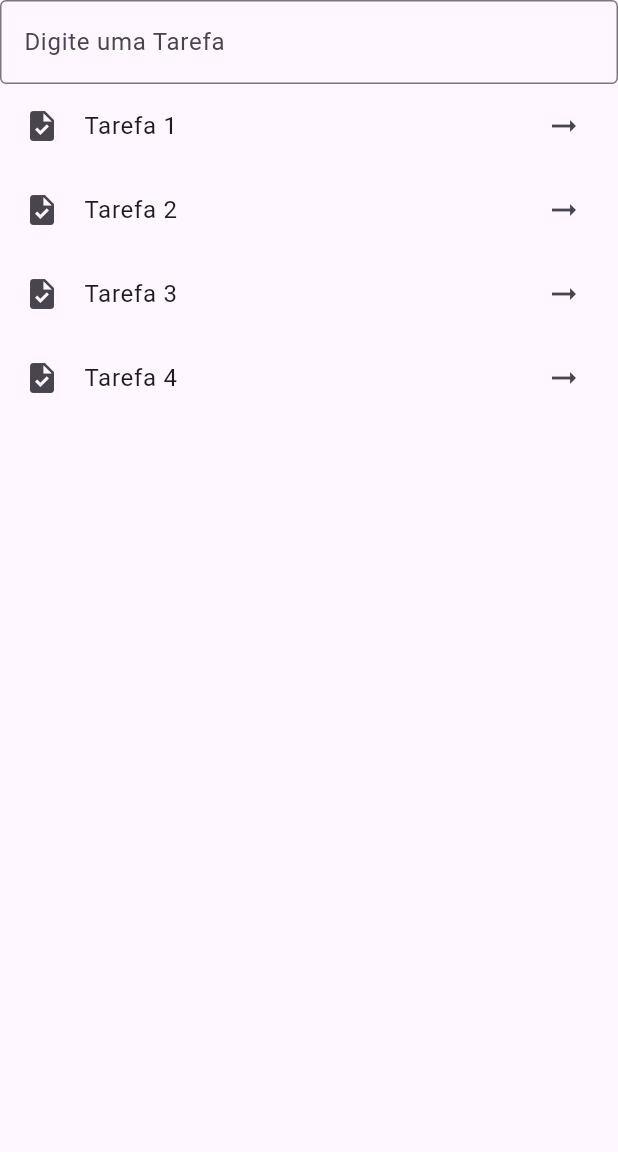
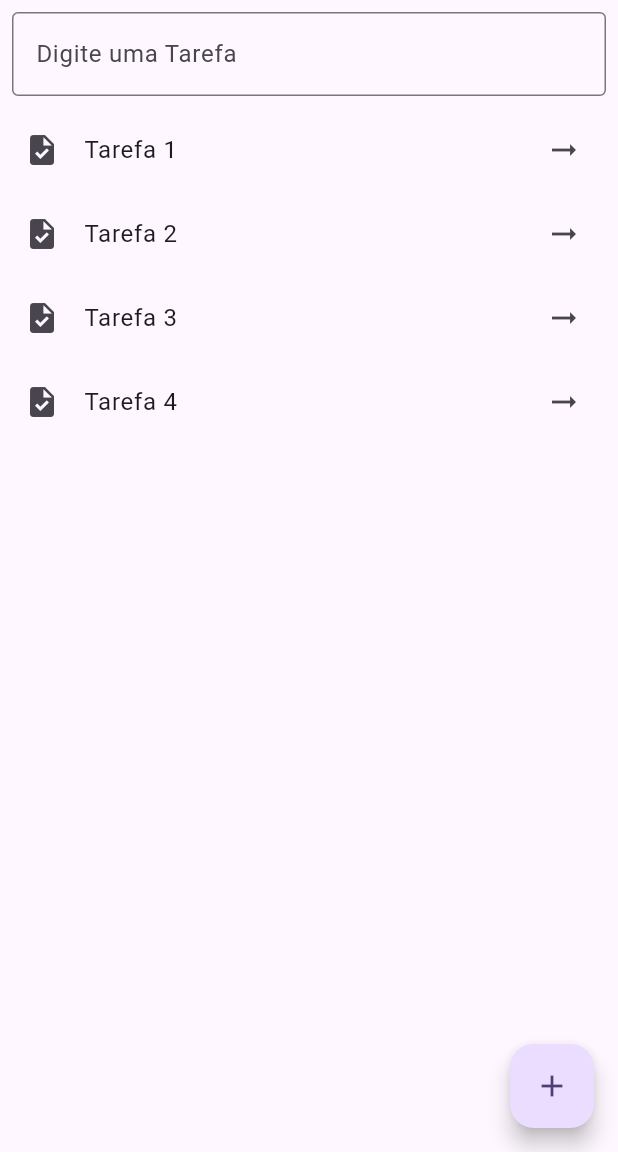
Before and after one commit to BR-Pufferfish/primeiro_app, a Flutter app: the screen it shows after launch, on a phone screen of 412 x 824 dp, the part 84-1236 px from its top. Run offline on Flutter 3.47's test engine with Material 3 defaults, Android fonts, the phone set to English and light mode, and no system bars; statements that could not run were skipped.

Commit message:
adicionado padding e actionbutton

```diff
--- a/lib/pages/home_page.dart
+++ b/lib/pages/home_page.dart
@@ -30,10 +30,13 @@ class _MyHomePageState extends State<MyHomePage> {
 
       body: Column(
         children: [
-          TextFormField(
-            decoration: InputDecoration(
-              border: OutlineInputBorder(),
-              labelText: 'Digite uma Tarefa',
+          Padding(
+            padding: const EdgeInsets.all(8.0),
+            child: TextFormField(
+              decoration: InputDecoration(
+                border: OutlineInputBorder(),
+                labelText: 'Digite uma Tarefa',
+              ),
             ),
           ),
           Expanded(
@@ -50,6 +53,12 @@ class _MyHomePageState extends State<MyHomePage> {
           ),
         ],
       ),
+
+      floatingActionButton: FloatingActionButton(
+        onPressed: adicionarTarefa(),
+        tooltip: 'Adicionar Tarefa',
+        child: Icon(Icons.add),
+      ),
     );
   }
 }
```
